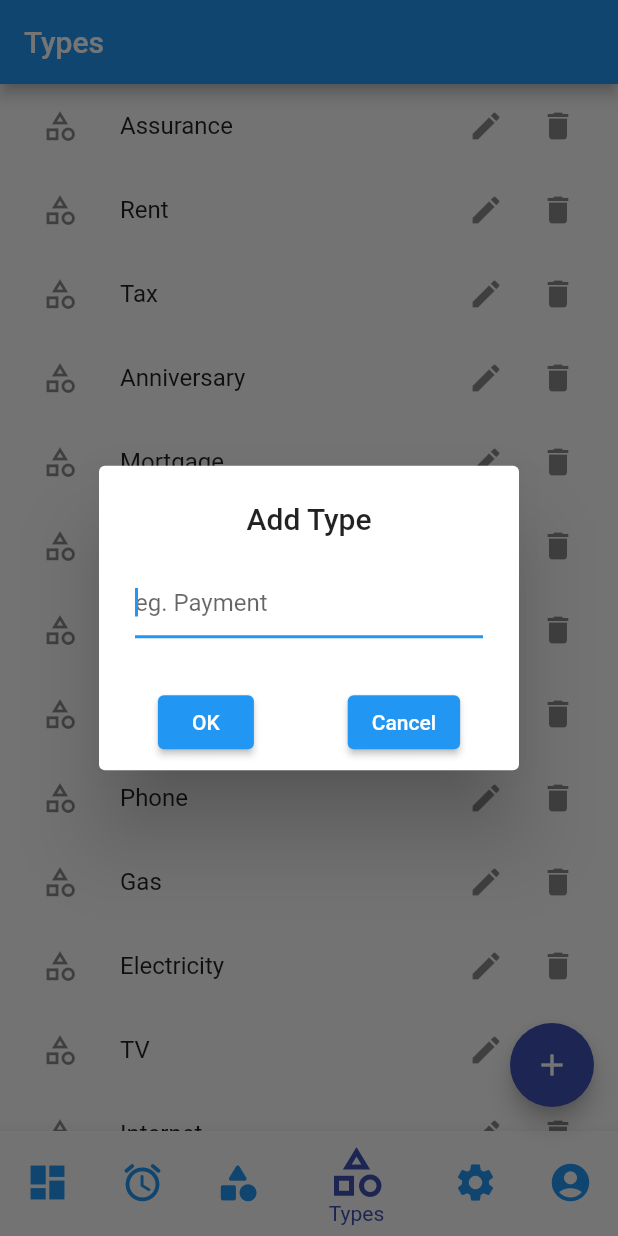
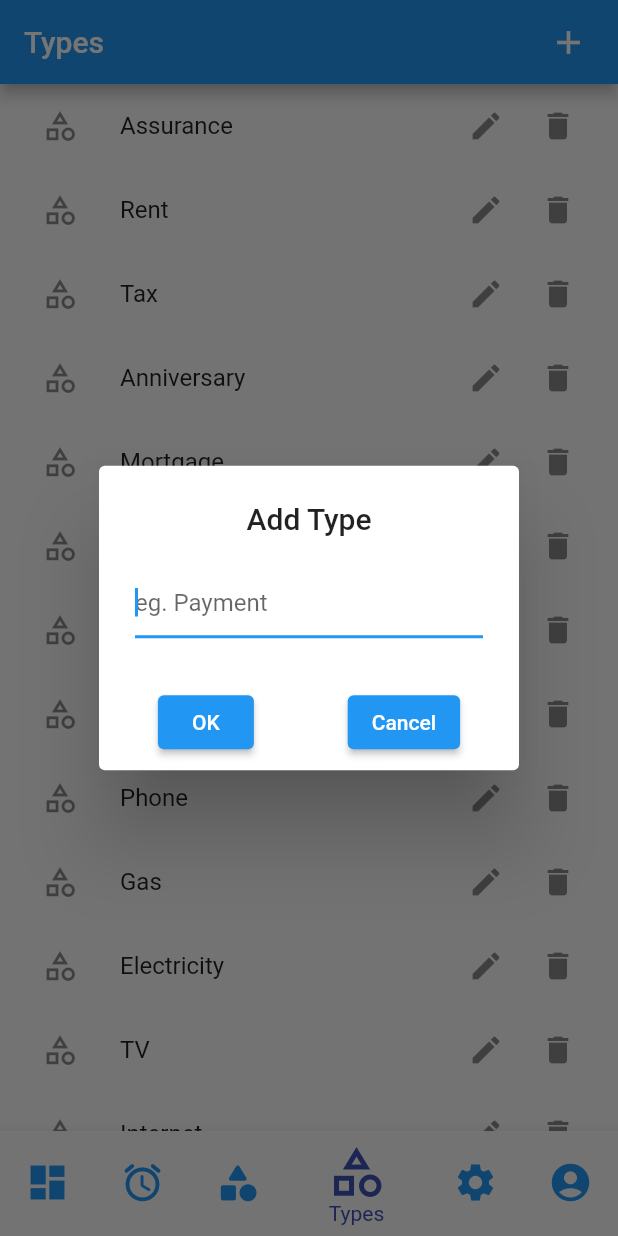
Before and after one commit to bogdanburnea/flutter_prj_1, a Flutter app: the screen it shows after launch, item 4 of the bottom bar chosen, after a tap on the "add" icon, on a phone screen of 412 x 824 dp. Run offline on Flutter 3.47's test engine with Material 2 defaults, Android fonts, the phone set to English and light mode, and no system bars; our stand-ins replace get_it, shared_preferences; missing offline and left inert: sorted_list, username_gen.

Commit message:
Move Add button to AppBar

```diff
--- a/lib/pages/home/home_page.dart
+++ b/lib/pages/home/home_page.dart
@@ -2,11 +2,11 @@ import 'package:flutter/material.dart';
 import 'package:flutter_prj_1/pages/category/category_page.dart';
 import 'package:flutter_prj_1/pages/category/widgets/category_dialog.dart';
 import 'package:flutter_prj_1/pages/settings/settings_page.dart';
-import 'package:flutter_prj_1/state/managers/settings_state_manager.dart';
 import 'package:flutter_prj_1/pages/type/type_page.dart';
-import 'package:flutter_prj_1/state/managers/type_state_manager.dart';
 import 'package:flutter_prj_1/pages/type/widgets/type_add_dialog.dart';
 import 'package:flutter_prj_1/pages/user_profile/user_profile_page.dart';
+import 'package:flutter_prj_1/state/managers/settings_state_manager.dart';
+import 'package:flutter_prj_1/state/managers/type_state_manager.dart';
 import 'package:flutter_prj_1/state/services/service_locator.dart';
 import 'package:flutter_prj_1/utils/utils.dart';
 
@@ -71,6 +71,22 @@ class _HomePageState extends State<HomePage> {
               appBar: AppBar(
                 title: Text(_title),
                 backgroundColor: themeUnSelectedColor,
+                actions: <Widget>[
+                  Padding(
+                    padding: const EdgeInsets.only(right: 20.0),
+                    child: _hasAddButton(context)
+                        ? GestureDetector(
+                            onTap: () {
+                              _handleAddActionButtonPressed();
+                            },
+                            child: const Icon(
+                              Icons.add,
+                              size: 26.0,
+                            ),
+                          )
+                        : null,
+                  ),
+                ],
               ),
               body: Center(
                 child: _pageAtIndex(_pageIndex),
@@ -113,9 +129,6 @@ class _HomePageState extends State<HomePage> {
                 currentIndex: _pageIndex,
                 onTap: _onItemTapped,
               ),
-              floatingActionButton: _hasFloatingAddActionButton(context)
-                  ? _buildFloatingAddActionButton(context)
-                  : null,
             );
           },
         );
@@ -123,19 +136,11 @@ class _HomePageState extends State<HomePage> {
     );
   }
 
-  bool _hasFloatingAddActionButton(BuildContext context) {
+  bool _hasAddButton(BuildContext context) {
     if (_pageIndex == 2 || _pageIndex == 3) {
       return true;
     }
     return false;
-  }
-
-  FloatingActionButton _buildFloatingAddActionButton(BuildContext context) {
-    return FloatingActionButton(
-      onPressed: () => _handleAddActionButtonPressed(),
-      backgroundColor: themeSelectedColor,
-      child: const Icon(Icons.add),
-    );
   }
 
   void _handleAddActionButtonPressed() {
@@ -143,13 +148,12 @@ class _HomePageState extends State<HomePage> {
       showDialog(
           context: context,
           builder: (BuildContext context) {
-            return CategoryDialog();
+            return const CategoryDialog();
           });
     }
     if (_pageIndex == 3) {
       asyncTypeAddDialog(context);
     }
-
   }
 
   void _onItemTapped(int index) {
```
